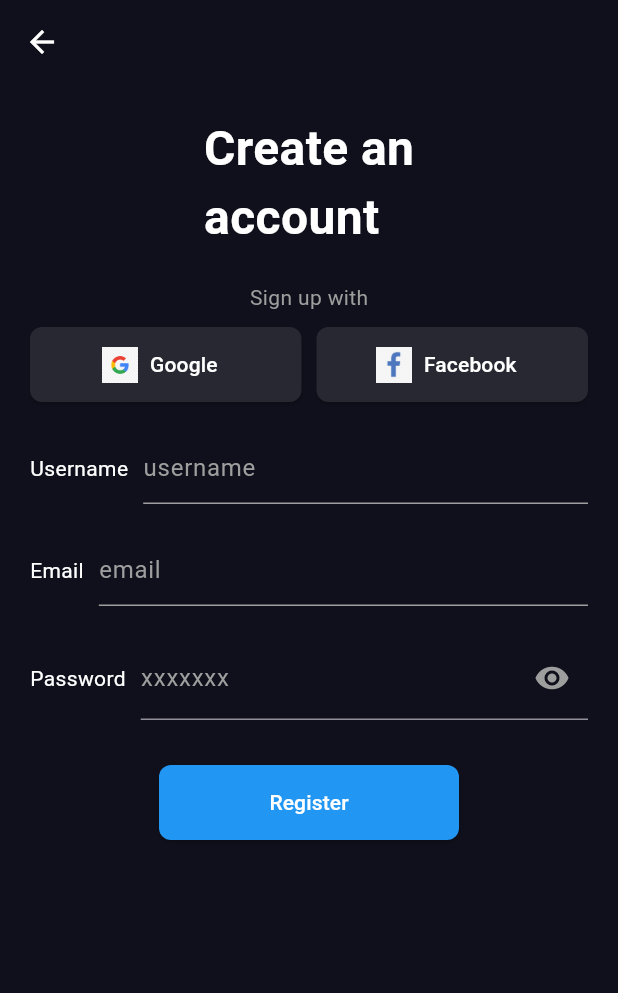
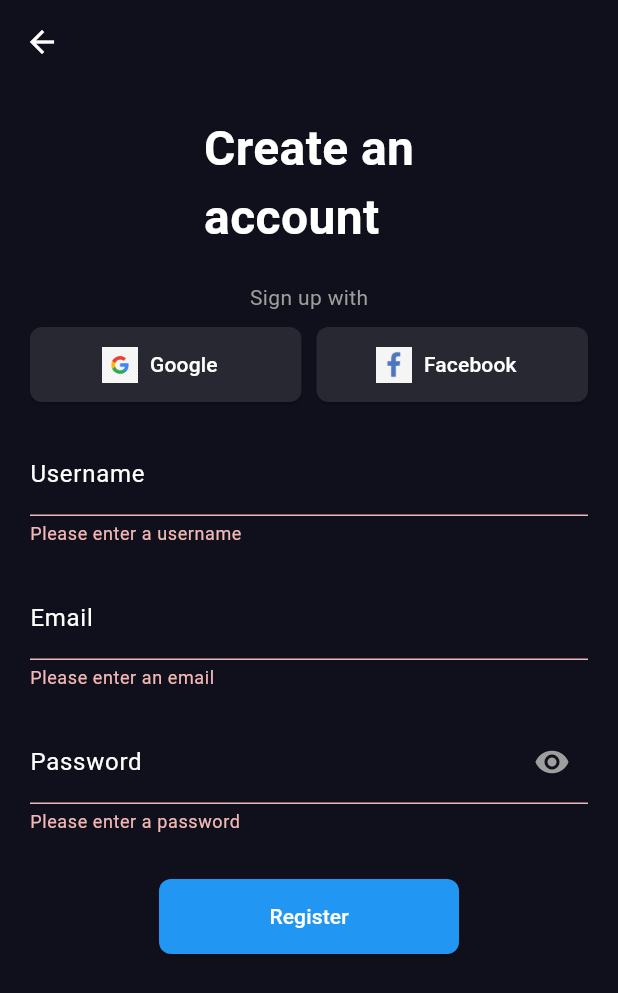
Before and after one commit to internship-pentatech-it-solutions/Manasseh-login, a Flutter app: the CreateAccountScreen screen opened directly, after a tap on "Register", on a phone screen of 412 x 824 dp. Shown: the top 993 px of the screen. Run offline on Flutter 3.47's test engine with Material 3 defaults, Android fonts, the phone set to English and light mode, and no system bars; our stand-ins replace hive; accounts and stored records are empty; network calls fail.

Commit message:
Please enter the commit message for your changes. Lines starting with '#' will be ignored, and an empty message aborts the commit.
On branch master
Your branch is up to date with 'origin/master'.

Changes to be committed:
	modified:   lib/account.dart
	new file:   lib/models/hive.dart
	modified:   pubspec.lock
	modified:   pubspec.yaml

```diff
--- a/lib/account.dart
+++ b/lib/account.dart
@@ -1,7 +1,7 @@
 import 'package:flutter/material.dart';
-
-import 'customroute.dart';
+import 'package:hive/hive.dart';
 import 'login.dart';
+import 'models/hive.dart';
 
 class CreateAccountScreen extends StatefulWidget {
   const CreateAccountScreen({super.key});
@@ -12,6 +12,95 @@ class CreateAccountScreen extends StatefulWidget {
 
 class _CreateAccountScreenState extends State<CreateAccountScreen> {
   bool _obscureText = true;
+  final _formKey = GlobalKey<FormState>();
+
+  final TextEditingController _usernameController = TextEditingController();
+  final TextEditingController _emailController = TextEditingController();
+  final TextEditingController _passwordController = TextEditingController();
+
+  late Box<User> _userBox;
+  bool _isLoading = false;
+
+  @override
+  void initState() {
+    super.initState();
+    _userBox = Hive.box<User>('users');
+  }
+
+  @override
+  void dispose() {
+    _usernameController.dispose();
+    _emailController.dispose();
+    _passwordController.dispose();
+    super.dispose();
+  }
+
+  Future<void> _register() async {
+    if (_formKey.currentState!.validate()) {
+      setState(() => _isLoading = true);
+
+      try {
+        // Check if email already exists
+        final existingUser = _userBox.values.any(
+          (user) => user.email == _emailController.text.trim()
+        );
+
+        if (existingUser) {
+          _showErrorDialog('Email already registered');
+          return;
+        }
+
+        // Create new user
+        final newUser = User(
+          username: _usernameController.text.trim(),
+          email: _emailController.text.trim(),
+          password: _passwordController.text,
+        );
+
+        await _userBox.add(newUser);
+
+        if (mounted) {
+          ScaffoldMessenger.of(context).showSnackBar(
+            const SnackBar(
+              content: Text('Account created successfully!'),
+              backgroundColor: Colors.green,
+            ),
+          );
+
+          // Navigate to login
+          Navigator.pushReplacement(
+            context,
+            MaterialPageRoute(builder: (context) => const LoginScreen()),
+          );
+        }
+      } catch (e) {
+        _showErrorDialog('Registration failed: ${e.toString()}');
+      } finally {
+        if (mounted) {
+          setState(() => _isLoading = false);
+        }
+      }
+    }
+  }
+
+  void _showErrorDialog(String message) {
+    if (mounted) {
+      showDialog(
+        context: context,
+        builder: (context) => AlertDialog(
+          title: const Text('Error'),
+          content: Text(message),
+          actions: [
+            TextButton(
+              onPressed: () => Navigator.pop(context),
+              child: const Text('OK'),
+            ),
+          ],
+        ),
+      );
+      setState(() => _isLoading = false);
+    }
+  }
 
   @override
   Widget build(BuildContext context) {
@@ -28,6 +117,8 @@ class _CreateAccountScreenState extends State<CreateAccountScreen> {
       body: SingleChildScrollView(
         child: Padding(
           padding: const EdgeInsets.all(20),
+          child: Form(
+            key: _formKey,
             child: Column(
               crossAxisAlignment: CrossAxisAlignment.center,
               children: [
@@ -50,29 +141,12 @@ class _CreateAccountScreenState extends State<CreateAccountScreen> {
                     Expanded(
                       child: ElevatedButton.icon(
                         onPressed: () {
-                        final RenderBox button =
-                            context.findRenderObject() as RenderBox;
-                        final Offset buttonPosition =
-                            button.localToGlobal(Offset.zero);
-                        final Size buttonSize = button.size;
-
-                        Navigator.of(context).push(
-                          CustomRouteTransition(
-                            page: const LoginScreen(),
-                            beginOffset: Offset(
-                              0,
-                              (buttonPosition.dy + buttonSize.height / 2) /
-                                      MediaQuery.of(context).size.height -
-                                  1,
-                            ),
-                          ),
-                        );
+                          // Implement Google Sign in
                         },
                         icon: Image.asset('assets/google.png', height: 24),
                         label: const Text('Google'),
                         style: ElevatedButton.styleFrom(
                           minimumSize: const Size(100, 50),
-                        fixedSize: const Size(100, 50),
                           foregroundColor: Colors.white,
                           backgroundColor: const Color(0xFF282832),
                           shape: RoundedRectangleBorder(
@@ -84,15 +158,13 @@ class _CreateAccountScreenState extends State<CreateAccountScreen> {
                     const SizedBox(width: 10),
                     Expanded(
                       child: ElevatedButton.icon(
-                      onPressed: () {},
-                      icon: Image.asset(
-                        'assets/facebook.jpg',
-                        height: 24,
-                      ),
+                        onPressed: () {
+                          // Implement Facebook Sign in
+                        },
+                        icon: Image.asset('assets/facebook.jpg', height: 24),
                         label: const Text('Facebook'),
                         style: ElevatedButton.styleFrom(
                           minimumSize: const Size(100, 50),
-                        fixedSize: const Size(100, 50),
                           foregroundColor: Colors.white,
                           backgroundColor: const Color(0xFF282832),
                           shape: RoundedRectangleBorder(
@@ -104,18 +176,12 @@ class _CreateAccountScreenState extends State<CreateAccountScreen> {
                   ],
                 ),
                 const SizedBox(height: 20),
-              const Row(
-                children: [
-                  Text(
-                    "Username",
-                    style: TextStyle(color: Colors.white),
-                  ),
-                  SizedBox(width: 10),
-                  Expanded(
-                    child: TextField(
-                      style: TextStyle(color: Colors.white),
-                      decoration: InputDecoration(
-                        hintText: 'username',
+                TextFormField(
+                  controller: _usernameController,
+                  style: const TextStyle(color: Colors.white),
+                  decoration: const InputDecoration(
+                    labelText: 'Username',
+                    labelStyle: TextStyle(color: Colors.white),
                     hintStyle: TextStyle(color: Colors.grey),
                     enabledBorder: UnderlineInputBorder(
                       borderSide: BorderSide(color: Colors.grey),
@@ -124,25 +190,23 @@ class _CreateAccountScreenState extends State<CreateAccountScreen> {
                       borderSide: BorderSide(color: Colors.blue),
                     ),
                   ),
+                  validator: (value) {
+                    if (value == null || value.isEmpty) {
+                      return 'Please enter a username';
+                    }
+                    if (value.length < 3) {
+                      return 'Username must be at least 3 characters';
+                    }
+                    return null;
+                  },
                 ),
-                  ),
-                ],
-              ),
-              // email
                 const SizedBox(height: 20),
-              const Row(
-                mainAxisAlignment: MainAxisAlignment.spaceBetween,
-                children: [
-                  Text(
-                    "Email",
-                    style: TextStyle(color: Colors.white),
-                  ),
-                  SizedBox(width: 10),
-                  Expanded(
-                    child: TextField(
-                      style: TextStyle(color: Colors.white),
-                      decoration: InputDecoration(
-                        hintText: 'email',
+                TextFormField(
+                  controller: _emailController,
+                  style: const TextStyle(color: Colors.white),
+                  decoration: const InputDecoration(
+                    labelText: 'Email',
+                    labelStyle: TextStyle(color: Colors.white),
                     hintStyle: TextStyle(color: Colors.grey),
                     enabledBorder: UnderlineInputBorder(
                       borderSide: BorderSide(color: Colors.grey),
@@ -151,35 +215,35 @@ class _CreateAccountScreenState extends State<CreateAccountScreen> {
                       borderSide: BorderSide(color: Colors.blue),
                     ),
                   ),
-                    ),
-                  ),
-                ],
+                  validator: (value) {
+                    if (value == null || value.isEmpty) {
+                      return 'Please enter an email';
+                    }
+                    if (!RegExp(r'^[\w-\.]+@([\w-]+\.)+[\w-]{2,4}$')
+                        .hasMatch(value)) {
+                      return 'Please enter a valid email';
+                    }
+                    return null;
+                  },
                 ),
                 const SizedBox(height: 20),
-              // password
-              Row(
-                mainAxisAlignment: MainAxisAlignment.spaceBetween,
-                children: [
-                  const Text(
-                    "Password",
-                    style: TextStyle(color: Colors.white),
-                  ),
-                  const SizedBox(width: 10),
-                  Expanded(
-                    child: TextField(
+                TextFormField(
+                  controller: _passwordController,
                   obscureText: _obscureText,
                   style: const TextStyle(color: Colors.white),
                   decoration: InputDecoration(
-                        labelText: 'xxxxxxx',
-                        labelStyle: const TextStyle(color: Colors.grey),
-                        focusedBorder: const OutlineInputBorder(
+                    labelText: 'Password',
+                    labelStyle: const TextStyle(color: Colors.white),
+                    hintStyle: const TextStyle(color: Colors.grey),
+                    enabledBorder: const UnderlineInputBorder(
+                      borderSide: BorderSide(color: Colors.grey),
+                    ),
+                    focusedBorder: const UnderlineInputBorder(
                       borderSide: BorderSide(color: Colors.blue),
                     ),
                     suffixIcon: IconButton(
                       icon: Icon(
-                            _obscureText
-                                ? Icons.visibility
-                                : Icons.visibility_off,
+                        _obscureText ? Icons.visibility : Icons.visibility_off,
                         color: Colors.grey,
                       ),
                       onPressed: () {
@@ -189,25 +253,33 @@ class _CreateAccountScreenState extends State<CreateAccountScreen> {
                       },
                     ),
                   ),
-                    ),
-                  ),
-                ],
+                  validator: (value) {
+                    if (value == null || value.isEmpty) {
+                      return 'Please enter a password';
+                    }
+                    if (value.length < 6) {
+                      return 'Password must be at least 6 characters';
+                    }
+                    return null;
+                  },
                 ),
                 const SizedBox(height: 30),
                 ElevatedButton(
-                onPressed: () {},
+                  onPressed: _isLoading ? null : _register,
                   style: ElevatedButton.styleFrom(
                     minimumSize: const Size(200, 50),
-                  fixedSize: const Size(200, 50),
                     foregroundColor: Colors.white,
                     backgroundColor: Colors.blue,
                     shape: RoundedRectangleBorder(
                       borderRadius: BorderRadius.circular(8),
                     ),
                   ),
-                child: const Text('Register'),
+                  child: _isLoading
+                      ? const CircularProgressIndicator(color: Colors.white)
+                      : const Text('Register'),
                 ),
               ],
+            ),
           ),
         ),
       ),
--- /dev/null
+++ b/lib/models/hive.dart
@@ -0,0 +1,21 @@
+// First create user_model.dart
+import 'package:hive/hive.dart';
+
+
+@HiveType(typeId: 0)
+class User extends HiveObject {
+  @HiveField(0)
+  String username;
+
+  @HiveField(1)
+  String email;
+
+  @HiveField(2)
+  String password;
+
+  User({
+    required this.username,
+    required this.email,
+    required this.password,
+  });
+}
--- a/pubspec.yaml
+++ b/pubspec.yaml
@@ -35,6 +35,7 @@ dependencies:
   # The following adds the Cupertino Icons font to your application.
   # Use with the CupertinoIcons class for iOS style icons.
   cupertino_icons: ^1.0.8
+  hive: ^2.2.3
 
 dev_dependencies:
   flutter_test:
```
Also changed, not shown: pubspec.lock. Lines whose indentation alone changed are shown as unchanged.
